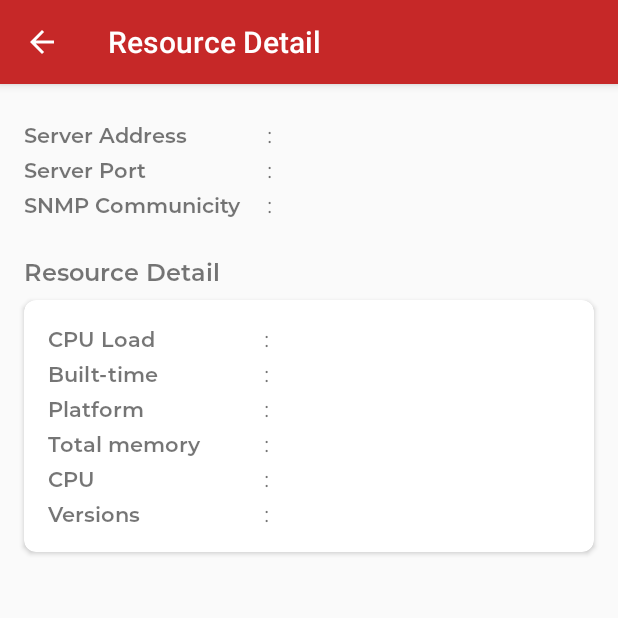
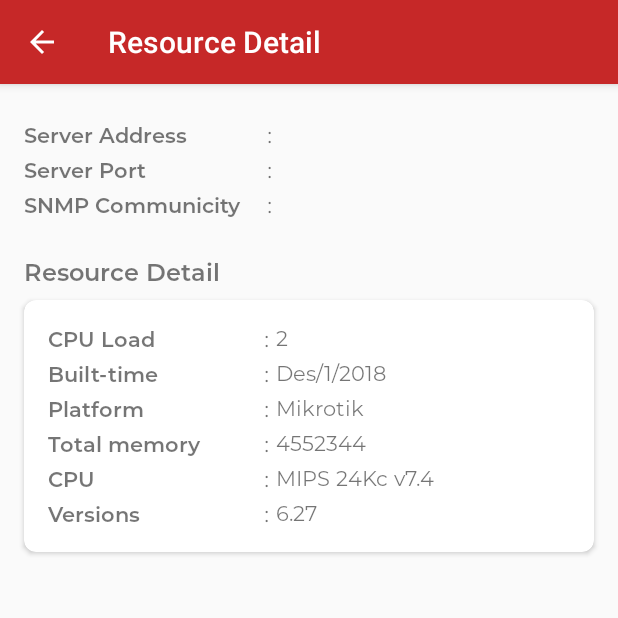
Before and after one commit to eko8757/Monirtoring-Jaringan, an Android app: the ResourceDetail screen opened directly, with no data from a screen before it, on a phone screen of 412 x 824 dp, the top half of it. Run offline under Robolectric (Android 15) with nearby library versions, the phone set to English and light mode, and no system bars.

Commit message:
[ADD] data resource detail [ADD] data server information

```diff
--- a/app/src/main/java/com/skripsi/monitorjaringan/ResourceDetail.kt
+++ b/app/src/main/java/com/skripsi/monitorjaringan/ResourceDetail.kt
@@ -2,11 +2,53 @@ package com.skripsi.monitorjaringan
 
 import android.support.v7.app.AppCompatActivity
 import android.os.Bundle
+import kotlinx.android.synthetic.main.activity_resource_detail.*
+import org.json.JSONArray
+import org.json.JSONException
+import org.json.JSONObject
 
 class ResourceDetail : AppCompatActivity() {
 
     override fun onCreate(savedInstanceState: Bundle?) {
         super.onCreate(savedInstanceState)
         setContentView(R.layout.activity_resource_detail)
+
+        val strJson = "{\n" +
+                "\t\"resource_detail\":[\n" +
+                "\t  {\n" +
+                "\t\t\"built_time\" : \"des/1/2018\",\n" +
+                "\t\t\"cpu\" : \"mips 24 kc v7\",\n" +
+                "\t\t\"cpu_load\" : \"2\",\n" +
+                "\t\t\"platform\" : \"mikrotik\",\n" +
+                "\t\t\"version\" : \"6\",\n" +
+                "\t\t\"total_memory\":\"4\",\n" +
+                "\t  }\n" +
+                "   ]\n" +
+                "}"
+
+        try {
+            val jsonObject = JSONObject(strJson)
+            val jsonArray: JSONArray = jsonObject.optJSONArray("resource_detail")
+            for (i in 0 until jsonArray.length()) {
+                val obj: JSONObject = jsonArray.getJSONObject(i)
+
+                val buildTime = obj.optString("built_time").toString()
+                val Cpu = obj.optString("cpu").toString()
+                val cpuLoad = obj.optString("cpu_load").toString()
+                val platForm = obj.optString("platform").toString()
+                val version = obj.optString("versions").toString()
+                val totalMemory = obj.optString("total_memory").toString()
+
+                cpu_load.text ="2"
+                cpu.text = "idshjf"
+                built_time.text = "idshjf"
+                platform.text = "idshjf"
+                total_memory.text = "idshjf"
+                versions.text = "idshjf"
+            }
+
+        } catch (e: JSONException) {
+            e.printStackTrace()
+        }
     }
 }
--- /dev/null
+++ b/app/src/main/java/com/skripsi/monitorjaringan/service/BaseApi.kt
@@ -0,0 +1,4 @@
+package com.skripsi.monitorjaringan.service
+
+class BaseApi {
+}
--- a/app/src/main/res/layout/activity_resource_detail.xml
+++ b/app/src/main/res/layout/activity_resource_detail.xml
@@ -147,7 +147,7 @@
                 android:id="@+id/cpu_load"
                 android:layout_width="wrap_content"
                 android:layout_height="wrap_content"
-                tools:text="2"
+                android:text="2"
                 android:fontFamily="@font/montserrat_regular"
                 android:textSize="14sp"
                 app:layout_constraintStart_toEndOf="@id/txt_4"
@@ -177,7 +177,7 @@
                 android:id="@+id/built_time"
                 android:layout_width="wrap_content"
                 android:layout_height="wrap_content"
-                tools:text="Des/1/2018"
+                android:text="Des/1/2018"
                 android:fontFamily="@font/montserrat_regular"
                 android:textSize="14sp"
                 app:layout_constraintStart_toEndOf="@id/txt_5"
@@ -207,7 +207,7 @@
                 android:id="@+id/platform"
                 android:layout_width="wrap_content"
                 android:layout_height="wrap_content"
-                tools:text="Mikrotik"
+                android:text="Mikrotik"
                 android:fontFamily="@font/montserrat_regular"
                 android:textSize="14sp"
                 app:layout_constraintStart_toEndOf="@id/txt_6"
@@ -237,7 +237,7 @@
                 android:id="@+id/total_memory"
                 android:layout_width="wrap_content"
                 android:layout_height="wrap_content"
-                tools:text="4552344"
+                android:text="4552344"
                 android:fontFamily="@font/montserrat_regular"
                 android:textSize="14sp"
                 app:layout_constraintStart_toEndOf="@id/txt_7"
@@ -267,7 +267,7 @@
                 android:id="@+id/cpu"
                 android:layout_width="wrap_content"
                 android:layout_height="wrap_content"
-                tools:text="MIPS 24Kc v7.4"
+                android:text="MIPS 24Kc v7.4"
                 android:fontFamily="@font/montserrat_regular"
                 android:textSize="14sp"
                 app:layout_constraintStart_toEndOf="@id/txt_8"
@@ -299,7 +299,7 @@
                 android:id="@+id/versions"
                 android:layout_width="wrap_content"
                 android:layout_height="wrap_content"
-                tools:text="6.27"
+                android:text="6.27"
                 android:fontFamily="@font/montserrat_regular"
                 android:textSize="14sp"
                 app:layout_constraintStart_toEndOf="@id/txt_9"
```
Also changed, not shown: app/src/main/java/com/skripsi/monitorjaringan/BandwidthUsage.kt (+9 -0 lines), app/src/main/java/com/skripsi/monitorjaringan/ServerInformation.kt (+43 -0 lines), app/src/main/java/com/skripsi/monitorjaringan/model/DataPoint.kt (+28 -1 lines).
